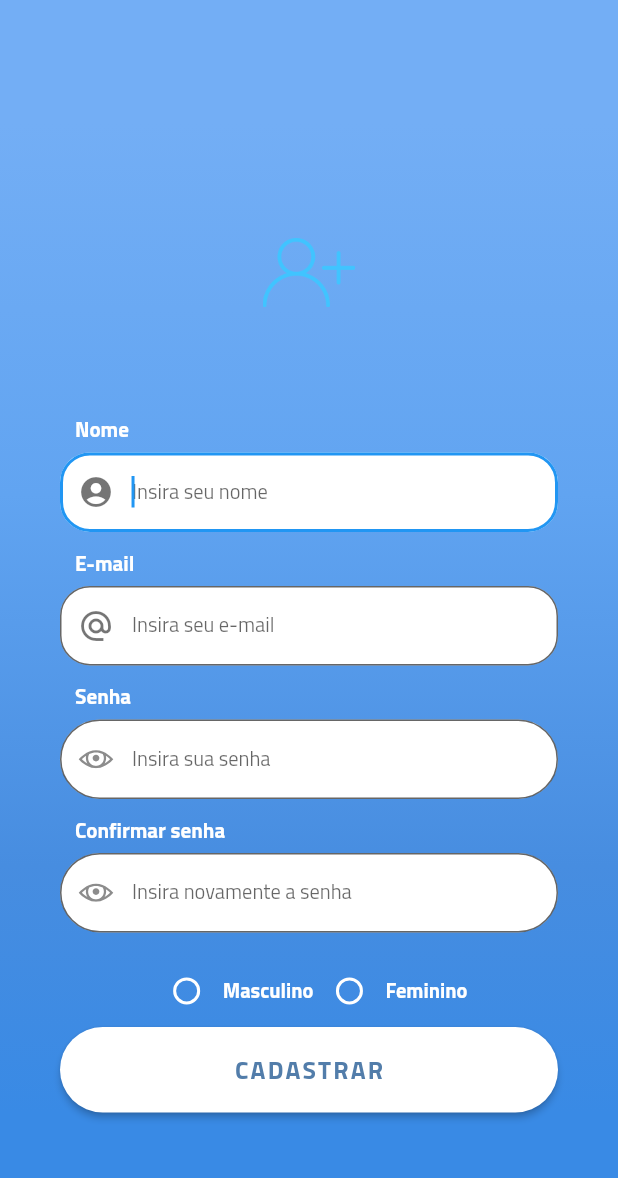
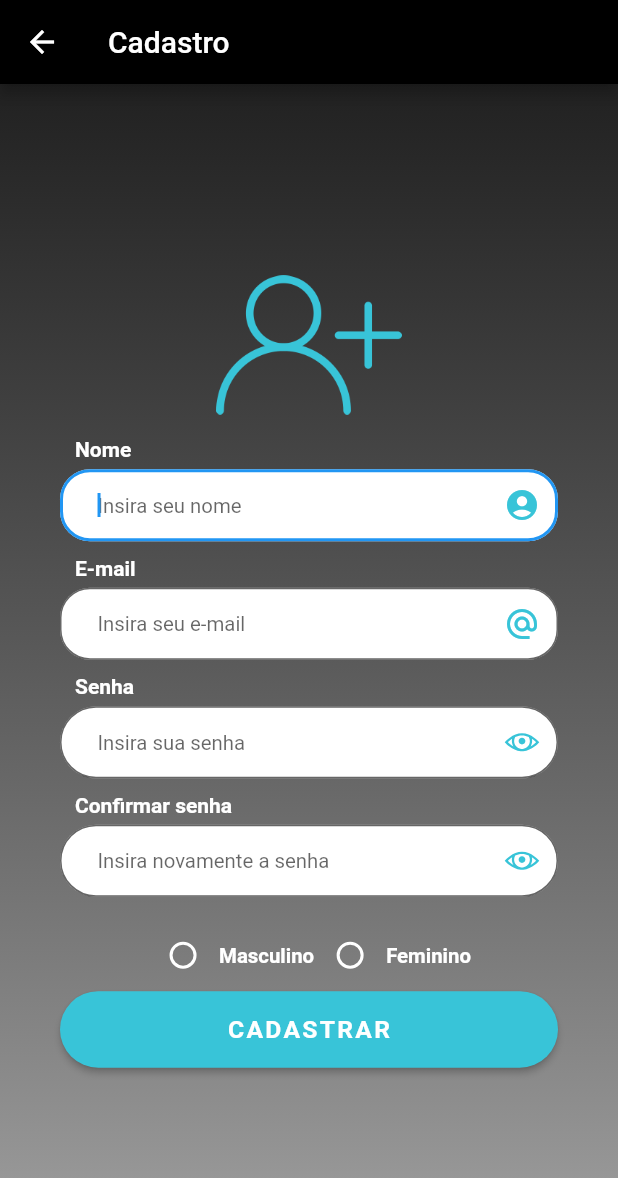
Before and after one commit to gabrieloureiro/SevenCares, a Flutter app: the SingUp screen opened by its route, on a phone screen of 412 x 824 dp. Shown: the top 1178 px of the screen. Run offline on Flutter 3.47's test engine with Material 2 defaults, Android fonts, the light colour scheme and no system bars; our stand-ins replace circular_check_box, cloud_firestore, firebase_auth, firebase_storage, image_picker, line_awesome_icons and 2 more; accounts and stored records are empty; network calls fail.

Commit message:
deixando tudo bonito

```diff
--- a/lib/main.dart
+++ b/lib/main.dart
@@ -5,7 +5,7 @@ import 'package:flutter_app/routes.dart';
 final ThemeData temaPadrao = ThemeData(
   primaryColor: Color(0xff37474f),
   accentColor: Color(0xff546e7a),
-  fontFamily: "TitilliumWeb"
+  //fontFamily: "TitilliumWeb"
 );
 
 void main() => runApp(MaterialApp(
--- a/lib/signup.dart
+++ b/lib/signup.dart
@@ -141,11 +141,11 @@ class _SingUpState extends State<SingUp> {
               filled: true,
               fillColor: Colors.white,
               border: OutlineInputBorder(
-                  borderRadius: BorderRadius.circular(20)
+                  borderRadius: BorderRadius.circular(20),
               ),
-              prefixIcon: Icon(
+              suffixIcon: Icon(
                 Icons.account_circle,
-                color: Colors.black54
+                color: Color(0xff38c4d8)
               )
           ),
         ),
@@ -181,9 +181,9 @@ class _SingUpState extends State<SingUp> {
               border: OutlineInputBorder(
                   borderRadius: BorderRadius.circular(20)
               ),
-              prefixIcon: Icon(
+              suffixIcon: Icon(
                 Icons.alternate_email,
-                color: Colors.black54
+                color: Color(0xff38c4d8)
               )
           ),
         ),
@@ -219,9 +219,9 @@ class _SingUpState extends State<SingUp> {
                 border: OutlineInputBorder(
                     borderRadius: BorderRadius.circular(32)
                 ),
-                prefixIcon: IconButton(
+                suffixIcon: IconButton(
                   icon : Icon(_obscureText ? LineAwesomeIcons.eye : LineAwesomeIcons.eye_slash),
-                  color: Colors.black45,
+                  color: Color(0xff38c4d8),
                   onPressed: _passwordText,
                 ),
             ),
@@ -258,9 +258,9 @@ class _SingUpState extends State<SingUp> {
                 border: OutlineInputBorder(
                     borderRadius: BorderRadius.circular(32)
                 ),
-                prefixIcon: IconButton(
+                suffixIcon: IconButton(
                   icon : Icon(_obscureText ? LineAwesomeIcons.eye : LineAwesomeIcons.eye_slash),
-                  color: Colors.black45,
+                  color: Color(0xff38c4d8),
                   onPressed: _passwordText,
                 ),
             ),
@@ -279,7 +279,7 @@ class _SingUpState extends State<SingUp> {
         Theme(
           data: ThemeData(unselectedWidgetColor: Colors.white),
           child: CircularCheckBox(
-          activeColor: Colors.blueGrey,
+          activeColor: Color(0xff38c4d8),
           value: _isSelectedM,
           onChanged: (bool value){
             setState(() {
@@ -302,7 +302,7 @@ class _SingUpState extends State<SingUp> {
         Theme(
           data: ThemeData(unselectedWidgetColor: Colors.white),
           child: CircularCheckBox(
-          activeColor: Colors.blueGrey,
+          activeColor: Color(0xff38c4d8),
           value: _isSelectedF,
           onChanged: (bool value){
             setState(() {
@@ -336,13 +336,13 @@ class _SingUpState extends State<SingUp> {
         child: Text(
             "CADASTRAR",
           style: TextStyle(
-            color: Color(0xFF527DAA),
+            color: Colors.white,
             fontSize: SizeConfig.blockSizeHorizontal*4,
             fontWeight: FontWeight.bold,
             letterSpacing: 1.5
           ),
         ),
-          color: Colors.white,
+          color: Color(0xff38c4d8),
           padding: EdgeInsets.fromLTRB(32, 16, 32, 16),
           shape: RoundedRectangleBorder(
             borderRadius: BorderRadius.circular(32),
@@ -363,7 +363,7 @@ class _SingUpState extends State<SingUp> {
                       content: Text("Por favor, corrija o campo e tente novamente."),
                       actions: <Widget>[
                         FlatButton(
-                          splashColor: Colors.lightBlueAccent.shade400,
+                          splashColor: Color(0xff38c4d8),
                           child: Text(
                             "FECHAR",
                             style: TextStyle(
@@ -394,6 +394,10 @@ class _SingUpState extends State<SingUp> {
   Widget build(BuildContext context) {
     SizeConfig().init(context);
     return Scaffold(
+      appBar: AppBar(
+        title: Text("Cadastro"),
+        backgroundColor: Colors.black,
+      ),
        body: AnnotatedRegion<SystemUiOverlayStyle>(
         value: SystemUiOverlayStyle.light,
          child: GestureDetector(
@@ -401,20 +405,12 @@ class _SingUpState extends State<SingUp> {
           child: Stack(
             children: <Widget>[
             Container(
-            height: double.infinity,
-                width: double.infinity,
             decoration: BoxDecoration(
               gradient: LinearGradient(
                 begin: Alignment.topCenter,
                 end: Alignment.bottomCenter,
-                    colors: [
-                      Color(0xFF73AEF5),
-                      Color(0xFF61A4F1),
-                      Color(0xFF478DE0),
-                      Color(0xFF398AE5),
-                    ],
-                    stops: [0.1, 0.4, 0.7, 0.9],
-                  ),
+                colors: [Colors.black87, Colors.grey],
+              )
             ),
           ),
           Container(
@@ -423,17 +419,17 @@ class _SingUpState extends State<SingUp> {
                 physics: AlwaysScrollableScrollPhysics(),
                 padding: EdgeInsets.symmetric(
                   horizontal: 40,
-                  vertical: 120,
+                  vertical: 40,
                 ),
                 child: Column(
                   mainAxisAlignment: MainAxisAlignment.center,
                   children: <Widget>[
                     Padding(
-                      padding: EdgeInsets.only(bottom:32),
+                      padding: EdgeInsets.only(bottom:0),
                       child: Image.asset("images/user.png",
-                        width: SizeConfig.blockSizeHorizontal*15,
+                        width: SizeConfig.blockSizeHorizontal*30,
                         height: SizeConfig.blockSizeVertical*15,
-                        color: Colors.lightBlueAccent,
+                        color: Color(0xff38c4d8),
                       ),
                     ),
                     //FIELD NOME
```
Also changed, not shown: lib/login.dart (+29 -30 lines), lib/screens/forgotpassword.dart (+12 -9 lines), pubspec.lock. Lines whose indentation alone changed are shown as unchanged.
